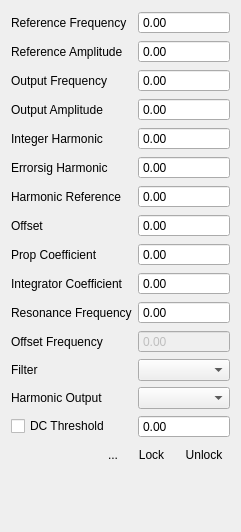
Above: digitalLock/ui/LockControl.ui from MonroeQuantumNetworks/IonControl before the change. Below: the same form after it.
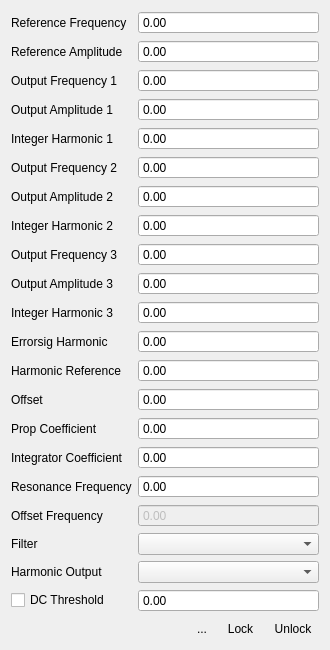
That is the form after the change. Icons and pictures are not drawn. Custom widgets are drawn as their Qt base class.

Commit message: add delay on digitalLock scope

Diff of the .ui file:
```diff
--- a/digitalLock/ui/LockControl.ui
+++ b/digitalLock/ui/LockControl.ui
@@ -6,7 +6,7 @@
    <rect>
     <x>0</x>
     <y>0</y>
-    <width>241</width>
+    <width>330</width>
     <height>532</height>
    </rect>
   </property>
@@ -14,20 +14,20 @@
    <string>Form</string>
   </property>
   <layout class="QGridLayout" name="gridLayout">
-   <item row="11" column="1">
-    <widget class="MagnitudeSpinBox" name="magResonanceFreq">
-     <property name="sizePolicy">
-      <sizepolicy hsizetype="MinimumExpanding" vsizetype="Fixed">
-       <horstretch>0</horstretch>
-       <verstretch>0</verstretch>
-      </sizepolicy>
+   <item row="25" column="1">
+    <widget class="QComboBox" name="filterCombo"/>
+   </item>
+   <item row="21" column="0">
+    <widget class="QLabel" name="label_6">
+     <property name="text">
+      <string>Prop Coefficient</string>
      </property>
-     <property name="buttonSymbols">
-      <enum>QAbstractSpinBox::NoButtons</enum>
+     <property name="buddy">
+      <cstring>magPCoeff</cstring>
      </property>
     </widget>
    </item>
-   <item row="10" column="1">
+   <item row="22" column="1">
     <widget class="MagnitudeSpinBox" name="magICoeff">
      <property name="sizePolicy">
       <sizepolicy hsizetype="MinimumExpanding" vsizetype="Fixed">
@@ -40,53 +40,7 @@
      </property>
     </widget>
    </item>
-   <item row="3" column="0">
-    <widget class="QLabel" name="label_2">
-     <property name="text">
-      <string>Output Frequency</string>
-     </property>
-     <property name="buddy">
-      <cstring>magOutputFreq</cstring>
-     </property>
-    </widget>
-   </item>
-   <item row="4" column="0">
-    <widget class="QLabel" name="label_5">
-     <property name="text">
-      <string>Output Amplitude</string>
-     </property>
-     <property name="buddy">
-      <cstring>magOutputAmpl</cstring>
-     </property>
-    </widget>
-   </item>
-   <item row="3" column="1">
-    <widget class="MagnitudeSpinBox" name="magOutputFreq">
-     <property name="sizePolicy">
-      <sizepolicy hsizetype="MinimumExpanding" vsizetype="Fixed">
-       <horstretch>0</horstretch>
-       <verstretch>0</verstretch>
-      </sizepolicy>
-     </property>
-     <property name="buttonSymbols">
-      <enum>QAbstractSpinBox::NoButtons</enum>
-     </property>
-    </widget>
-   </item>
-   <item row="4" column="1">
-    <widget class="MagnitudeSpinBox" name="magOutputAmpl">
-     <property name="sizePolicy">
-      <sizepolicy hsizetype="MinimumExpanding" vsizetype="Fixed">
-       <horstretch>0</horstretch>
-       <verstretch>0</verstretch>
-      </sizepolicy>
-     </property>
-     <property name="buttonSymbols">
-      <enum>QAbstractSpinBox::NoButtons</enum>
-     </property>
-    </widget>
-   </item>
-   <item row="17" column="0">
+   <item row="29" column="0">
     <spacer name="verticalSpacer">
      <property name="orientation">
       <enum>Qt::Vertical</enum>
@@ -99,17 +53,66 @@
      </property>
     </spacer>
    </item>
-   <item row="9" column="0">
-    <widget class="QLabel" name="label_6">
+   <item row="23" column="1">
+    <widget class="MagnitudeSpinBox" name="magResonanceFreq">
+     <property name="sizePolicy">
+      <sizepolicy hsizetype="MinimumExpanding" vsizetype="Fixed">
+       <horstretch>0</horstretch>
+       <verstretch>0</verstretch>
+      </sizepolicy>
+     </property>
+     <property name="buttonSymbols">
+      <enum>QAbstractSpinBox::NoButtons</enum>
+     </property>
+    </widget>
+   </item>
+   <item row="3" column="1">
+    <widget class="MagnitudeSpinBox" name="magOutputFreq">
+     <property name="sizePolicy">
+      <sizepolicy hsizetype="MinimumExpanding" vsizetype="Fixed">
+       <horstretch>0</horstretch>
+       <verstretch>0</verstretch>
+      </sizepolicy>
+     </property>
+     <property name="buttonSymbols">
+      <enum>QAbstractSpinBox::NoButtons</enum>
+     </property>
+    </widget>
+   </item>
+   <item row="3" column="0">
+    <widget class="QLabel" name="label_2">
      <property name="text">
-      <string>Prop Coefficient</string>
+      <string>Output Frequency 1</string>
      </property>
      <property name="buddy">
       <cstring>magPCoeff</cstring>
      </property>
     </widget>
    </item>
-   <item row="16" column="0" colspan="2">
+   <item row="14" column="1">
+    <widget class="MagnitudeSpinBox" name="magOutputAmpl3">
+     <property name="sizePolicy">
+      <sizepolicy hsizetype="MinimumExpanding" vsizetype="Fixed">
+       <horstretch>0</horstretch>
+       <verstretch>0</verstretch>
+      </sizepolicy>
+     </property>
+     <property name="buttonSymbols">
+      <enum>QAbstractSpinBox::NoButtons</enum>
+     </property>
+    </widget>
+   </item>
+   <item row="17" column="0">
+    <widget class="QLabel" name="label_19">
+     <property name="text">
+      <string>Integer Harmonic 3</string>
+     </property>
+     <property name="buddy">
+      <cstring>magOutputAmpl</cstring>
+     </property>
+    </widget>
+   </item>
+   <item row="28" column="0" colspan="2">
     <layout class="QHBoxLayout" name="horizontalLayout">
      <item>
       <spacer name="horizontalSpacer">
@@ -195,20 +198,17 @@
      </item>
     </layout>
    </item>
-   <item row="14" column="1">
+   <item row="26" column="1">
     <widget class="QComboBox" name="harmonicOutputCombo"/>
    </item>
-   <item row="13" column="1">
-    <widget class="QComboBox" name="filterCombo"/>
-   </item>
-   <item row="13" column="0">
+   <item row="25" column="0">
     <widget class="QLabel" name="label_9">
      <property name="text">
       <string>Filter</string>
      </property>
     </widget>
    </item>
-   <item row="12" column="0">
+   <item row="24" column="0">
     <widget class="QLabel" name="label_12">
      <property name="text">
       <string>Offset Frequency</string>
@@ -228,7 +228,7 @@
      </property>
     </widget>
    </item>
-   <item row="12" column="1">
+   <item row="24" column="1">
     <widget class="MagnitudeSpinBox" name="magOffsetFreq">
      <property name="enabled">
       <bool>false</bool>
@@ -267,7 +267,7 @@
      </property>
     </widget>
    </item>
-   <item row="8" column="1">
+   <item row="20" column="1">
     <widget class="MagnitudeSpinBox" name="magOffset">
      <property name="sizePolicy">
       <sizepolicy hsizetype="MinimumExpanding" vsizetype="Fixed">
@@ -280,20 +280,7 @@
      </property>
     </widget>
    </item>
-   <item row="5" column="1">
-    <widget class="MagnitudeSpinBox" name="magHarmonic">
-     <property name="sizePolicy">
-      <sizepolicy hsizetype="MinimumExpanding" vsizetype="Fixed">
-       <horstretch>0</horstretch>
-       <verstretch>0</verstretch>
-      </sizepolicy>
-     </property>
-     <property name="buttonSymbols">
-      <enum>QAbstractSpinBox::NoButtons</enum>
-     </property>
-    </widget>
-   </item>
-   <item row="10" column="0">
+   <item row="22" column="0">
     <widget class="QLabel" name="label_7">
      <property name="text">
       <string>Integrator Coefficient</string>
@@ -303,7 +290,7 @@
      </property>
     </widget>
    </item>
-   <item row="9" column="1">
+   <item row="21" column="1">
     <widget class="MagnitudeSpinBox" name="magPCoeff">
      <property name="sizePolicy">
       <sizepolicy hsizetype="MinimumExpanding" vsizetype="Fixed">
@@ -329,7 +316,7 @@
      </property>
     </widget>
    </item>
-   <item row="8" column="0">
+   <item row="20" column="0">
     <widget class="QLabel" name="label_8">
      <property name="text">
       <string>Offset</string>
@@ -339,21 +326,21 @@
      </property>
     </widget>
    </item>
-   <item row="14" column="0">
+   <item row="26" column="0">
     <widget class="QLabel" name="label_10">
      <property name="text">
       <string>Harmonic Output</string>
      </property>
     </widget>
    </item>
-   <item row="11" column="0">
+   <item row="23" column="0">
     <widget class="QLabel" name="label_11">
      <property name="text">
       <string>Resonance Frequency</string>
      </property>
     </widget>
    </item>
-   <item row="15" column="1">
+   <item row="27" column="1">
     <widget class="MagnitudeSpinBox" name="magDCThreshold">
      <property name="sizePolicy">
       <sizepolicy hsizetype="MinimumExpanding" vsizetype="Fixed">
@@ -366,24 +353,14 @@
      </property>
     </widget>
    </item>
-   <item row="15" column="0">
+   <item row="27" column="0">
     <widget class="QCheckBox" name="dcThresholdBox">
      <property name="text">
       <string>DC Threshold</string>
      </property>
     </widget>
    </item>
-   <item row="5" column="0">
-    <widget class="QLabel" name="label_13">
-     <property name="text">
-      <string>Integer Harmonic</string>
-     </property>
-     <property name="buddy">
-      <cstring>magOutputAmpl</cstring>
-     </property>
-    </widget>
-   </item>
-   <item row="6" column="0">
+   <item row="18" column="0">
     <widget class="QLabel" name="label_14">
      <property name="text">
       <string>Errorsig Harmonic</string>
@@ -393,7 +370,7 @@
      </property>
     </widget>
    </item>
-   <item row="6" column="1">
+   <item row="18" column="1">
     <widget class="MagnitudeSpinBox" name="magErrorsigHarmonic">
      <property name="sizePolicy">
       <sizepolicy hsizetype="MinimumExpanding" vsizetype="Fixed">
@@ -409,7 +386,7 @@
      </property>
     </widget>
    </item>
-   <item row="7" column="0">
+   <item row="19" column="0">
     <widget class="QLabel" name="label_15">
      <property name="text">
       <string>Harmonic Reference</string>
@@ -419,7 +396,7 @@
      </property>
     </widget>
    </item>
-   <item row="7" column="1">
+   <item row="19" column="1">
     <widget class="MagnitudeSpinBox" name="magHarmonicReference">
      <property name="sizePolicy">
       <sizepolicy hsizetype="MinimumExpanding" vsizetype="Fixed">
@@ -435,6 +412,167 @@
      </property>
     </widget>
    </item>
+   <item row="14" column="0">
+    <widget class="QLabel" name="label_17">
+     <property name="text">
+      <string>Output Amplitude 3</string>
+     </property>
+     <property name="buddy">
+      <cstring>magOutputAmpl</cstring>
+     </property>
+    </widget>
+   </item>
+   <item row="11" column="0">
+    <widget class="QLabel" name="label_21">
+     <property name="text">
+      <string>Output Frequency 3</string>
+     </property>
+     <property name="buddy">
+      <cstring>magOutputFreq</cstring>
+     </property>
+    </widget>
+   </item>
+   <item row="11" column="1">
+    <widget class="MagnitudeSpinBox" name="magOutputFreq3">
+     <property name="sizePolicy">
+      <sizepolicy hsizetype="MinimumExpanding" vsizetype="Fixed">
+       <horstretch>0</horstretch>
+       <verstretch>0</verstretch>
+      </sizepolicy>
+     </property>
+     <property name="buttonSymbols">
+      <enum>QAbstractSpinBox::NoButtons</enum>
+     </property>
+    </widget>
+   </item>
+   <item row="17" column="1">
+    <widget class="MagnitudeSpinBox" name="magHarmonic3">
+     <property name="sizePolicy">
+      <sizepolicy hsizetype="MinimumExpanding" vsizetype="Fixed">
+       <horstretch>0</horstretch>
+       <verstretch>0</verstretch>
+      </sizepolicy>
+     </property>
+     <property name="buttonSymbols">
+      <enum>QAbstractSpinBox::NoButtons</enum>
+     </property>
+    </widget>
+   </item>
+   <item row="8" column="1">
+    <widget class="MagnitudeSpinBox" name="magOutputFreq2">
+     <property name="sizePolicy">
+      <sizepolicy hsizetype="MinimumExpanding" vsizetype="Fixed">
+       <horstretch>0</horstretch>
+       <verstretch>0</verstretch>
+      </sizepolicy>
+     </property>
+     <property name="buttonSymbols">
+      <enum>QAbstractSpinBox::NoButtons</enum>
+     </property>
+    </widget>
+   </item>
+   <item row="8" column="0">
+    <widget class="QLabel" name="label_3">
+     <property name="text">
+      <string>Output Frequency 2</string>
+     </property>
+     <property name="buddy">
+      <cstring>magOutputFreq</cstring>
+     </property>
+    </widget>
+   </item>
+   <item row="9" column="0">
+    <widget class="QLabel" name="label_16">
+     <property name="text">
+      <string>Output Amplitude 2</string>
+     </property>
+     <property name="buddy">
+      <cstring>magOutputAmpl</cstring>
+     </property>
+    </widget>
+   </item>
+   <item row="9" column="1">
+    <widget class="MagnitudeSpinBox" name="magOutputAmpl2">
+     <property name="sizePolicy">
+      <sizepolicy hsizetype="MinimumExpanding" vsizetype="Fixed">
+       <horstretch>0</horstretch>
+       <verstretch>0</verstretch>
+      </sizepolicy>
+     </property>
+     <property name="buttonSymbols">
+      <enum>QAbstractSpinBox::NoButtons</enum>
+     </property>
+    </widget>
+   </item>
+   <item row="10" column="0">
+    <widget class="QLabel" name="label_18">
+     <property name="text">
+      <string>Integer Harmonic 2</string>
+     </property>
+     <property name="buddy">
+      <cstring>magOutputAmpl</cstring>
+     </property>
+    </widget>
+   </item>
+   <item row="10" column="1">
+    <widget class="MagnitudeSpinBox" name="magHarmonic2">
+     <property name="sizePolicy">
+      <sizepolicy hsizetype="MinimumExpanding" vsizetype="Fixed">
+       <horstretch>0</horstretch>
+       <verstretch>0</verstretch>
+      </sizepolicy>
+     </property>
+     <property name="buttonSymbols">
+      <enum>QAbstractSpinBox::NoButtons</enum>
+     </property>
+    </widget>
+   </item>
+   <item row="5" column="0">
+    <widget class="QLabel" name="label_5">
+     <property name="text">
+      <string>Output Amplitude 1</string>
+     </property>
+     <property name="buddy">
+      <cstring>magOutputAmpl</cstring>
+     </property>
+    </widget>
+   </item>
+   <item row="5" column="1">
+    <widget class="MagnitudeSpinBox" name="magOutputAmpl">
+     <property name="sizePolicy">
+      <sizepolicy hsizetype="MinimumExpanding" vsizetype="Fixed">
+       <horstretch>0</horstretch>
+       <verstretch>0</verstretch>
+      </sizepolicy>
+     </property>
+     <property name="buttonSymbols">
+      <enum>QAbstractSpinBox::NoButtons</enum>
+     </property>
+    </widget>
+   </item>
+   <item row="7" column="0">
+    <widget class="QLabel" name="label_20">
+     <property name="text">
+      <string>Integer Harmonic 1</string>
+     </property>
+     <property name="buddy">
+      <cstring>magOutputAmpl</cstring>
+     </property>
+    </widget>
+   </item>
+   <item row="7" column="1">
+    <widget class="MagnitudeSpinBox" name="magHarmonic">
+     <property name="sizePolicy">
+      <sizepolicy hsizetype="MinimumExpanding" vsizetype="Fixed">
+       <horstretch>0</horstretch>
+       <verstretch>0</verstretch>
+      </sizepolicy>
+     </property>
+     <property name="buttonSymbols">
+      <enum>QAbstractSpinBox::NoButtons</enum>
+     </property>
+    </widget>
+   </item>
   </layout>
  </widget>
  <customwidgets>
```
Left out of the diff: 4 changed lines with no effect on the pictures. The commit also changes 1 other file.
